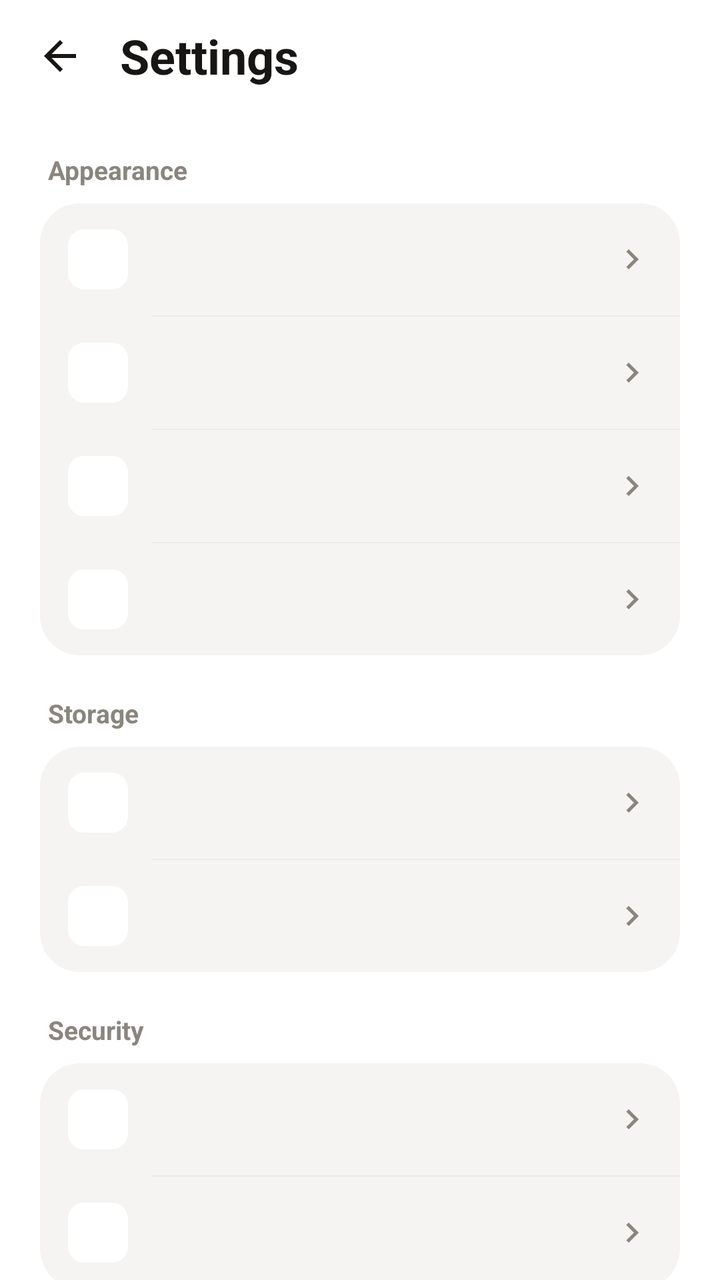
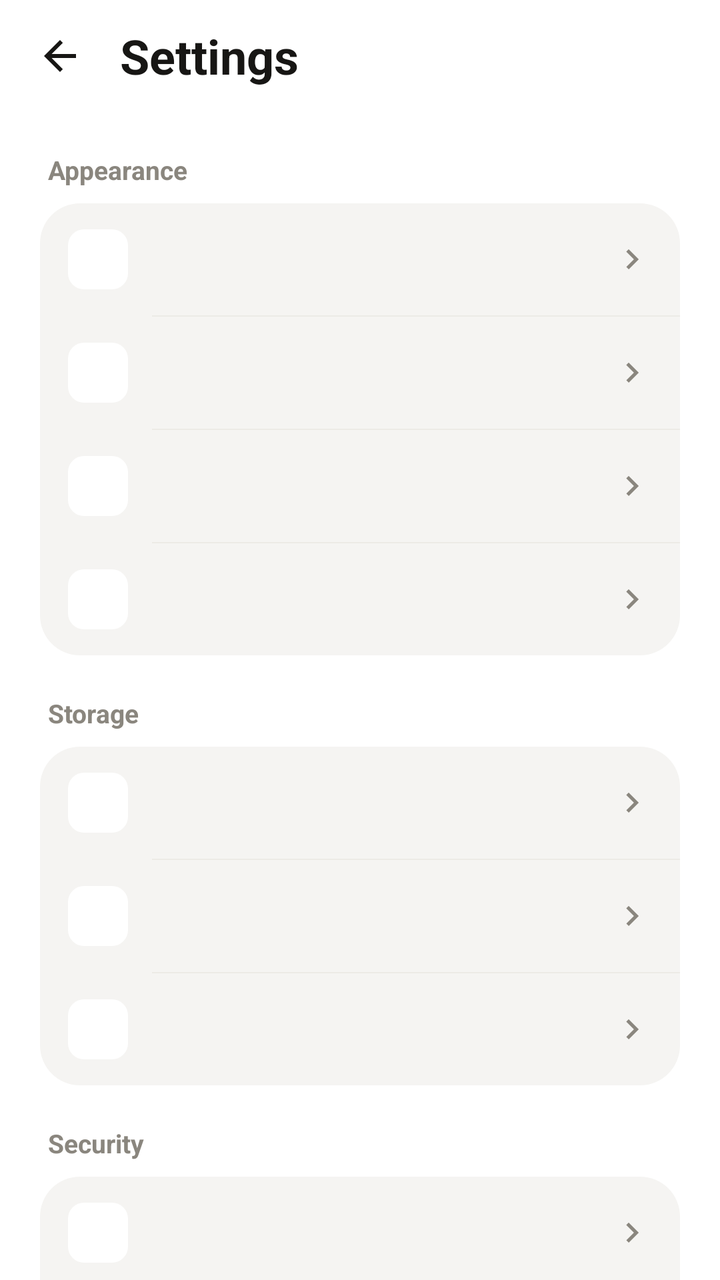

Before-and-after screenshots of an Android layout around one commit, followed by the original layout XML and the change that was made.
<!-- AndroidManifest.xml: application theme Theme.Notlar -->
<!-- res/layout/activity_ayarlar.xml -->
<?xml version="1.0" encoding="utf-8"?>
<LinearLayout xmlns:android="http://schemas.android.com/apk/res/android"
    android:layout_width="match_parent"
    android:layout_height="match_parent"
    android:orientation="vertical"
    android:fitsSystemWindows="true">

    <LinearLayout
        android:layout_width="match_parent"
        android:layout_height="56dp"
        android:gravity="center_vertical"
        android:orientation="horizontal"
        android:paddingLeft="8dp"
        android:paddingRight="20dp">

        <ImageButton
            android:id="@+id/btnGeri"
            android:layout_width="44dp"
            android:layout_height="44dp"
            android:background="?attr/selectableItemBackgroundBorderless"
            android:contentDescription="@string/geri"
            android:src="@drawable/ic_geri" />

        <TextView
            android:layout_width="wrap_content"
            android:layout_height="wrap_content"
            android:layout_marginStart="8dp"
            android:text="@string/ayarlar"
            android:textColor="@color/metin"
            android:textSize="24sp"
            android:textStyle="bold" />
    </LinearLayout>

    <ScrollView
        android:layout_width="match_parent"
        android:layout_height="0dp"
        android:layout_weight="1"
        android:paddingLeft="20dp"
        android:paddingRight="20dp"
        android:scrollbars="none">

        <LinearLayout
            android:layout_width="match_parent"
            android:layout_height="wrap_content"
            android:orientation="vertical"
            android:paddingBottom="32dp">

            <TextView
                style="@style/BolumBasligi"
                android:text="@string/gorunum" />

            <LinearLayout
                android:layout_width="match_parent"
                android:layout_height="wrap_content"
                android:background="@drawable/bg_kart"
                android:orientation="vertical">

                <include
                    android:id="@+id/satirTema"
                    layout="@layout/item_ayar" />

                <View style="@style/AyarAyraci" />

                <include
                    android:id="@+id/satirRenk"
                    layout="@layout/item_ayar" />

                <View style="@style/AyarAyraci" />

                <include
                    android:id="@+id/satirYaziTipi"
                    layout="@layout/item_ayar" />

                <View style="@style/AyarAyraci" />

                <include
                    android:id="@+id/satirYaziBoyu"
                    layout="@layout/item_ayar" />
            </LinearLayout>

            <TextView
                style="@style/BolumBasligi"
                android:text="@string/depolama" />

            <LinearLayout
                android:layout_width="match_parent"
                android:layout_height="wrap_content"
                android:background="@drawable/bg_kart"
                android:orientation="vertical">

                <include
                    android:id="@+id/satirKlasor"
                    layout="@layout/item_ayar" />

                <View style="@style/AyarAyraci" />

                <include
                    android:id="@+id/satirSiralama"
                    layout="@layout/item_ayar" />
            </LinearLayout>

            <TextView
                style="@style/BolumBasligi"
                android:text="@string/guvenlik" />

            <LinearLayout
                android:layout_width="match_parent"
                android:layout_height="wrap_content"
                android:background="@drawable/bg_kart"
                android:orientation="vertical">

                <include
                    android:id="@+id/satirKilit"
                    layout="@layout/item_ayar" />

                <View style="@style/AyarAyraci" />

                <include
                    android:id="@+id/satirEkranGizle"
                    layout="@layout/item_ayar" />
            </LinearLayout>

            <TextView
                style="@style/BolumBasligi"
                android:text="@string/yedekleme" />

            <LinearLayout
                android:layout_width="match_parent"
                android:layout_height="wrap_content"
                android:background="@drawable/bg_kart"
                android:orientation="vertical">

                <include
                    android:id="@+id/satirDisaAktar"
                    layout="@layout/item_ayar" />

                <View style="@style/AyarAyraci" />

                <include
                    android:id="@+id/satirIceAktar"
                    layout="@layout/item_ayar" />

                <View style="@style/AyarAyraci" />

                <include
                    android:id="@+id/satirKeep"
                    layout="@layout/item_ayar" />
            </LinearLayout>

            <TextView
                style="@style/BolumBasligi"
                android:text="@string/hakkinda" />

            <LinearLayout
                android:layout_width="match_parent"
                android:layout_height="wrap_content"
                android:background="@drawable/bg_kart"
                android:orientation="vertical">

                <include
                    android:id="@+id/satirSurum"
                    layout="@layout/item_ayar" />
            </LinearLayout>

            <TextView
                android:layout_width="match_parent"
                android:layout_height="wrap_content"
                android:layout_marginTop="16dp"
                android:gravity="center"
                android:lineSpacingExtra="3dp"
                android:paddingLeft="12dp"
                android:paddingRight="12dp"
                android:text="@string/gizlilik_ozet"
                android:textColor="@color/metin_ikincil"
                android:textSize="12sp" />
        </LinearLayout>
    </ScrollView>

</LinearLayout>
<!-- res/layout/item_ayar.xml (included above) -->
<?xml version="1.0" encoding="utf-8"?>
<LinearLayout xmlns:android="http://schemas.android.com/apk/res/android"
    xmlns:app="http://schemas.android.com/apk/res-auto"
    android:layout_width="match_parent"
    android:layout_height="wrap_content"
    android:background="?attr/selectableItemBackground"
    android:gravity="center_vertical"
    android:orientation="horizontal"
    android:paddingLeft="14dp"
    android:paddingTop="13dp"
    android:paddingRight="14dp"
    android:paddingBottom="13dp">

    <ImageView
        android:id="@+id/ayarIkon"
        android:layout_width="30dp"
        android:layout_height="30dp"
        android:background="@drawable/bg_rozet"
        android:importantForAccessibility="no"
        android:padding="6dp" />

    <LinearLayout
        android:layout_width="0dp"
        android:layout_height="wrap_content"
        android:layout_marginStart="12dp"
        android:layout_weight="1"
        android:orientation="vertical">

        <TextView
            android:id="@+id/ayarBaslik"
            android:layout_width="match_parent"
            android:layout_height="wrap_content"
            android:textColor="@color/metin"
            android:textSize="15sp" />

        <TextView
            android:id="@+id/ayarOzet"
            android:layout_width="match_parent"
            android:layout_height="wrap_content"
            android:ellipsize="end"
            android:maxLines="2"
            android:textColor="@color/metin_ikincil"
            android:textSize="12sp"
            android:visibility="gone" />
    </LinearLayout>

    
    <androidx.appcompat.widget.SwitchCompat
        android:id="@+id/ayarAnahtar"
        android:layout_width="wrap_content"
        android:layout_height="wrap_content"
        android:layout_marginStart="8dp"
        android:background="@null"
        android:clickable="false"
        android:focusable="false"
        android:importantForAccessibility="no"
        android:thumb="@drawable/anahtar_topuz"
        android:visibility="gone"
        app:track="@drawable/anahtar_ray" />

    <ImageView
        android:id="@+id/ayarChevron"
        android:layout_width="20dp"
        android:layout_height="20dp"
        android:importantForAccessibility="no"
        android:src="@drawable/ic_chevron" />

</LinearLayout>
<!-- resources referenced by this layout -->
<resources>
  <color name="metin">#171614</color>
  <color name="metin_ikincil">#8A867E</color>
  <!-- drawable anahtar_ray (drawable) -->
  <?xml version="1.0" encoding="utf-8"?>
  <shape xmlns:android="http://schemas.android.com/apk/res/android" android:shape="rectangle">
      <corners android:radius="15dp" />
      <size android:width="50dp" android:height="30dp" />
      <solid android:color="#FFFFFFFF" />
  </shape>
  <!-- drawable anahtar_topuz (drawable) -->
  <?xml version="1.0" encoding="utf-8"?>
  <layer-list xmlns:android="http://schemas.android.com/apk/res/android">
      <item>
          <shape android:shape="oval">
              <size android:width="30dp" android:height="30dp" />
              <solid android:color="#00000000" />
          </shape>
      </item>
      <item android:bottom="3dp" android:left="3dp" android:right="3dp" android:top="3dp">
          <shape android:shape="oval">
              <solid android:color="#FFFFFFFF" />
          </shape>
      </item>
  </layer-list>
  <!-- drawable bg_kart (drawable) -->
  <?xml version="1.0" encoding="utf-8"?>
  <shape xmlns:android="http://schemas.android.com/apk/res/android" android:shape="rectangle">
      <solid android:color="@color/kart" />
      <corners android:radius="20dp" />
  </shape>
  <!-- drawable bg_rozet (drawable) -->
  <?xml version="1.0" encoding="utf-8"?>
  <shape xmlns:android="http://schemas.android.com/apk/res/android" android:shape="rectangle">
      <solid android:color="#FFFFFF" />
      <corners android:radius="8dp" />
  </shape>
  <!-- drawable ic_chevron (drawable) -->
  <?xml version="1.0" encoding="utf-8"?>
  <vector xmlns:android="http://schemas.android.com/apk/res/android"
      android:width="20dp" android:height="20dp"
      android:viewportWidth="24" android:viewportHeight="24"
      android:tint="@color/metin_ikincil">
      <path android:fillColor="#FF000000"
          android:pathData="M10,6L8.59,7.41 13.17,12l-4.58,4.59L10,18l6,-6z"/>
  </vector>
  <!-- drawable ic_geri (drawable) -->
  <?xml version="1.0" encoding="utf-8"?>
  <vector xmlns:android="http://schemas.android.com/apk/res/android"
      android:width="24dp" android:height="24dp"
      android:viewportWidth="24" android:viewportHeight="24"
      android:tint="@color/metin">
      <path android:fillColor="#FF000000"
          android:pathData="M20,11H7.83l5.59,-5.59L12,4l-8,8 8,8 1.41,-1.41L7.83,13H20v-2z"/>
  </vector>
  <string name="ayarlar">Settings</string>
  <string name="depolama">Storage</string>
  <string name="geri">Back</string>
  <string name="gizlilik_ozet">This app never connects to the internet. All your notes stay on your device.</string>
  <string name="gorunum">Appearance</string>
  <string name="guvenlik">Security</string>
  <string name="hakkinda">About</string>
  <string name="yedekleme">Backup</string>
  <style name="AyarAyraci">
          <item name="android:layout_width">match_parent</item>
          <item name="android:layout_height">0.5dp</item>
          <item name="android:layout_marginLeft">56dp</item>
          <item name="android:background">@color/ayrac</item>
      </style>
  <style name="BolumBasligi">
          <item name="android:layout_width">match_parent</item>
          <item name="android:layout_height">wrap_content</item>
          <item name="android:layout_marginTop">20dp</item>
          <item name="android:layout_marginBottom">8dp</item>
          <item name="android:paddingLeft">4dp</item>
          <item name="android:textColor">@color/metin_ikincil</item>
          <item name="android:textSize">13sp</item>
          <item name="android:textStyle">bold</item>
      </style>
  <color name="kart">#F5F4F2</color>
  <color name="ayrac">#ECEAE6</color>
  <color name="zemin">#FFFFFF</color>
  <color name="vurgu">#B05E00</color>
  <!-- unchanged entries left out for length: 1 -->
</resources>

<!-- the commit's change to res/layout/activity_ayarlar.xml (unified diff, before → after) -->
@@ -96,6 +96,12 @@
 
                 <include
                     android:id="@+id/satirSiralama"
+                    layout="@layout/item_ayar" />
+
+                <View style="@style/AyarAyraci" />
+
+                <include
+                    android:id="@+id/satirGorselKucult"
                     layout="@layout/item_ayar" />
             </LinearLayout>
 
